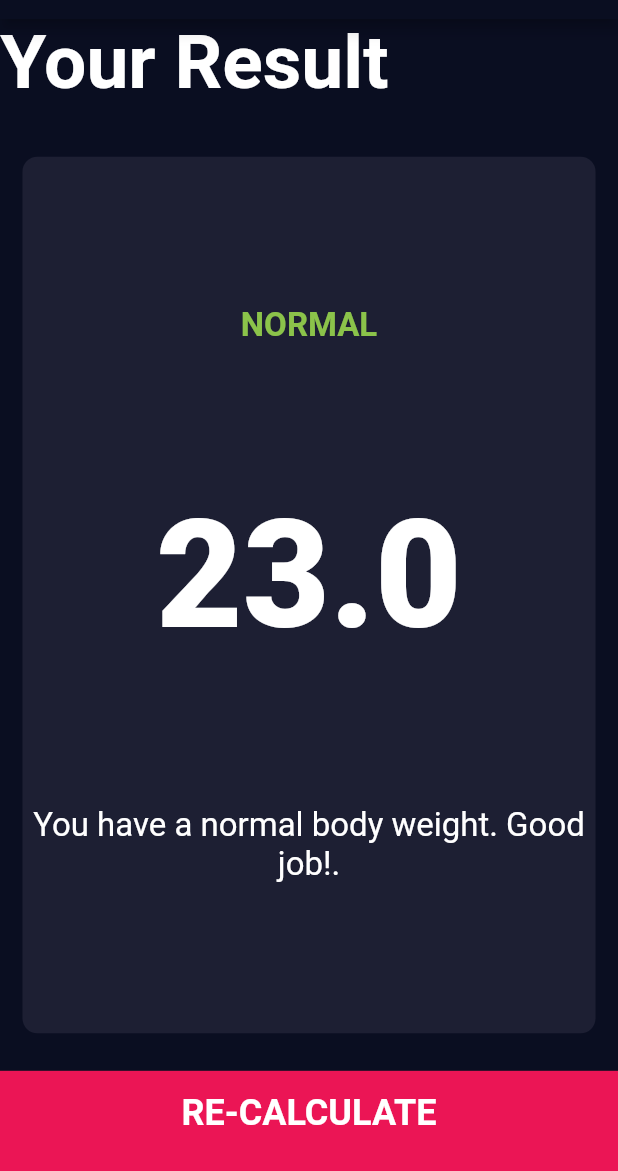
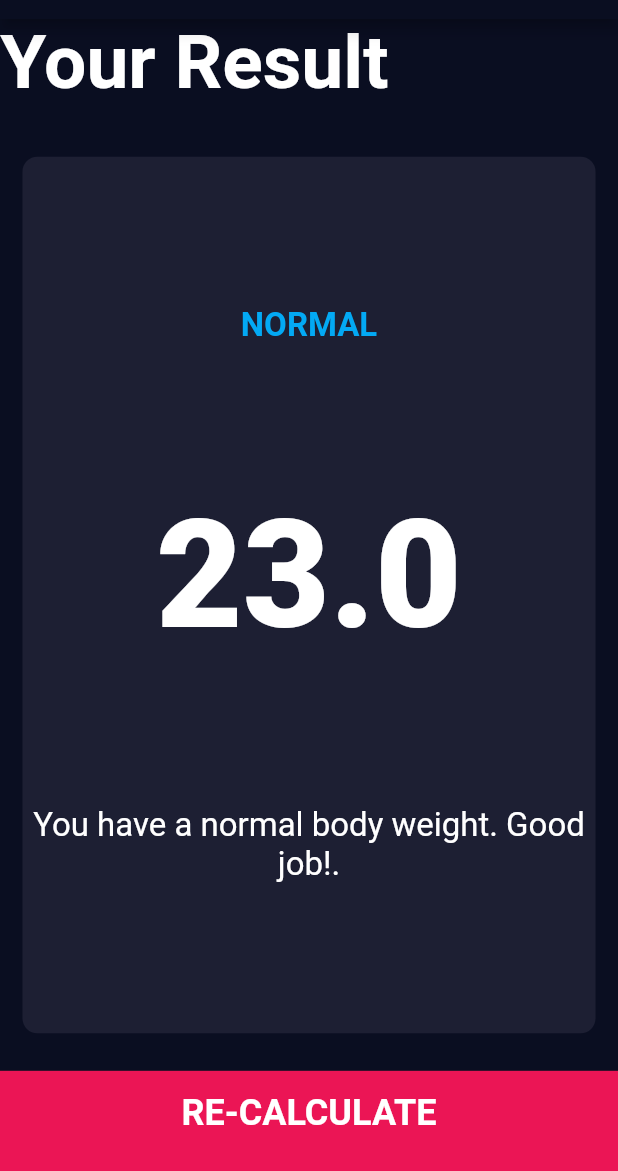
Before and after one commit to MostafaAE/BMI-Calculator, a Flutter app: the screen it shows after launch, after a tap on "CALCULATE", on a phone screen of 412 x 824 dp, the part 65-1236 px from its top. Run offline on Flutter 3.47's test engine with Material 2 defaults, Android fonts, the phone set to English and light mode, and no system bars; drawn by our look-alikes of auto_size_text; our stand-ins replace font_awesome_flutter.

```diff
--- a/lib/constants.dart
+++ b/lib/constants.dart
@@ -25,7 +25,7 @@ const kLargeText = TextStyle(
 
 const kBMIResult = TextStyle(
   fontSize: 22.0,
-  color: Colors.lightGreen,
+  color: Colors.lightBlue,
   fontWeight: FontWeight.bold,
 );
 
```
Also changed, not shown: 33 other files.
